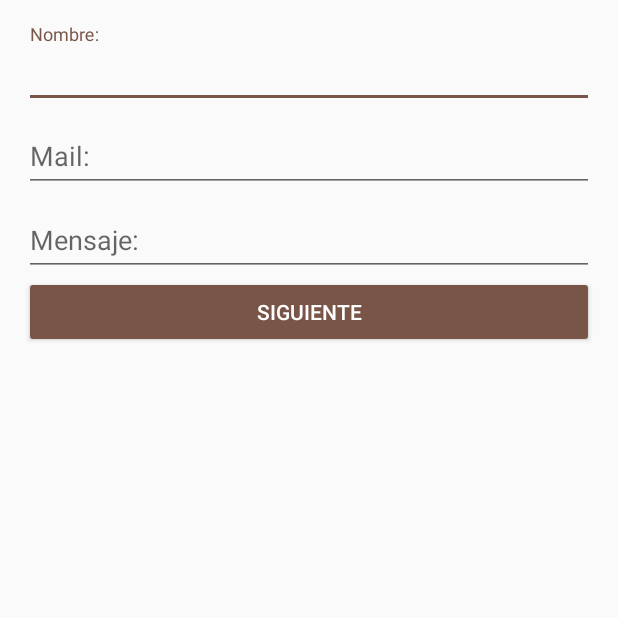
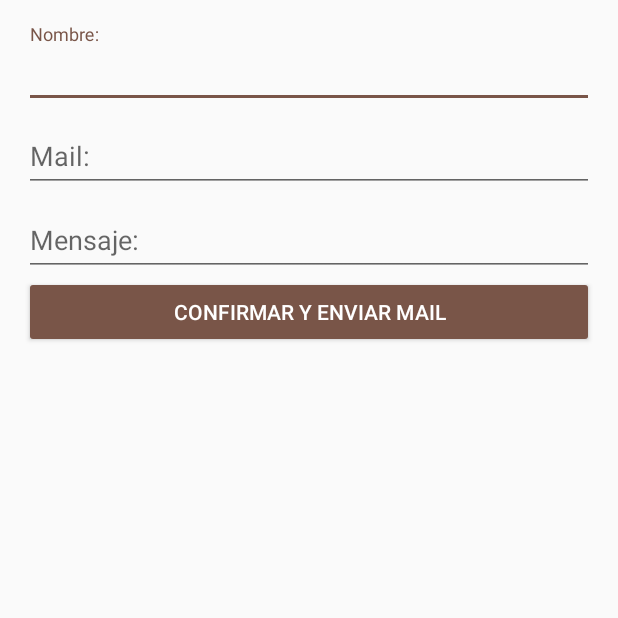
Before and after one commit to LaiaLechma/Petagram, an Android app: the screen it shows after launch (ActivityContacto), in the options menu, after a tap on "Contacto", on a phone screen of 412 x 824 dp, the top half of it. Run offline under Robolectric (Android 15) with nearby library versions, the light colour scheme and no system bars.

Commit message:
Incorporada la posibilidad de enviar mails

```diff
--- a/app/src/main/java/com/laialechma/petagram/MainActivity.java
+++ b/app/src/main/java/com/laialechma/petagram/MainActivity.java
@@ -31,7 +31,8 @@ public class MainActivity extends AppCompatActivity {
         super.onCreate(savedInstanceState);
         setContentView(R.layout.activity_main);
 
-
+        Toolbar miActionBar = (Toolbar) findViewById(R.id.miActionBar);
+        setSupportActionBar(miActionBar);
 
         toolbar = (Toolbar) findViewById(R.id.toolbar);
         tabLayout = (TabLayout) findViewById(R.id.tabLayout);
@@ -59,23 +60,7 @@ public class MainActivity extends AppCompatActivity {
         tabLayout.getTabAt(1).setIcon(R.drawable.huellablanca);
 
     }
-    /*
-        public void inicializarAdaptador(){
-            ActivityContacta.MascotaAdaptador adaptador = new ActivityContacta.MascotaAdaptador(mascotas);
-            listMascotas.setAdapter(adaptador);
-        }
 
-        public void inicializarListMascotas(){
-            mascotas = new ArrayList<Detalle>();
-            mascotas.add (new Detalle(R.drawable.perroup, "Dug", "Tipo: Perro", "Raza: Labrador", "Localización: Cataratas del Paraíso", "Frase favorita: Acabo de conocerte y ya te quiero", 0));
-            mascotas.add (new Detalle(R.drawable.rataratatouille, "Remy", "Tipo: Roedor", "Raza: Rata", "Localización: Paris", "Frase favorita: Juntos podemos convertirnos en el mejor chef de París", 0));
-            mascotas.add (new Detalle(R.drawable.perrotoystory, "Slinky", "Tipo: Perro", "Raza: Juguete", "Localización: USA", "Frase favorita: Tal vez yo no sea muy listo Buzz, pero se lo que es un suicidio", 0));
-            mascotas.add (new Detalle(R.drawable.perrobolt, "Bolt", "Tipo: Perro", "Raza: Pastor blanco Suizo o Shiba inu", "Localización: Hollywood", "Frase favorita: ¡Tengo un superladrido!", 0));
-            mascotas.add (new Detalle(R.drawable.gatoshrek, "Gato con Botas", "Tipo: Gato", "Raza: no Raza", "Localización: Muy, muy Lejano", "Frase favorita: ¿Quién oza importunarme?", 0));
-            mascotas.add (new Detalle(R.drawable.sven, "Sven", "Tipo: Reno", "Raza: Reno", "Localización: Arendelle", "Frase favorita: ??",0));
-        }
-
-        */
     public void iraFavoritos(View v){
         Intent intent= new Intent(this,ActivityFavoritos.class);
         startActivity(intent);
--- a/app/src/main/java/com/laialechma/petagram/PantallaResultadosContacto.java
+++ b/app/src/main/java/com/laialechma/petagram/PantallaResultadosContacto.java
@@ -6,6 +6,8 @@ import android.os.Bundle;
 import android.view.View;
 import android.widget.Button;
 import android.widget.TextView;
+
+import java.util.Properties;
 
 public class PantallaResultadosContacto extends AppCompatActivity {
     TextView nameView;
@@ -48,5 +50,8 @@ public class PantallaResultadosContacto extends AppCompatActivity {
             }
 
         });
+
+
+
     }
 }
--- a/app/src/main/res/layout/activity_contacto.xml
+++ b/app/src/main/res/layout/activity_contacto.xml
@@ -8,10 +8,6 @@
     android:paddingRight="@dimen/activity_horizontal_margin"
     android:paddingTop="@dimen/activity_vertical_margin"
     tools:context=".ActivityContacto">
-
-    <ScrollView
-        android:layout_width="match_parent"
-        android:layout_height="match_parent">
 
         <LinearLayout
             android:layout_width="match_parent"
@@ -60,7 +56,7 @@
 
             </android.support.design.widget.TextInputLayout>
 
-            <Button
+            <!--<Button
                 android:layout_width="match_parent"
                 android:layout_height="wrap_content"
                 android:layout_alignParentBottom="true"
@@ -68,10 +64,18 @@
                 android:id="@+id/botonGuardar"
                 android:text="@string/texto_boton_guardar"
                 android:theme="@style/botones"
-                android:onClick="onClick"/>
+                android:onClick="onClick"/>-->
 
-
+            <Button
+                android:layout_width="match_parent"
+                android:layout_height="wrap_content"
+                android:layout_alignParentBottom="true"
+                android:layout_centerHorizontal="true"
+                android:id="@+id/botonEnviarMail"
+                android:text="@string/texto_boton_mail"
+                android:theme="@style/botones"
+                />
 
         </LinearLayout>
-    </ScrollView>
+
 </android.support.design.widget.CoordinatorLayout>
--- a/app/src/main/res/layout/activity_main.xml
+++ b/app/src/main/res/layout/activity_main.xml
@@ -19,9 +19,9 @@
             android:layout_width="match_parent"
             android:layout_height="wrap_content"
             android:id="@+id/toolbar"
-
+            android:theme="@style/ThemeOverlay.AppCompat.ActionBar"
+            app:popupTheme="@style/ThemeOverlay.AppCompat.Light"
             app:layout_scrollFlags="scroll|enterAlways"
-            app:popupTheme="@style/ThemeOverlay.AppCompat.Light"
             >
 
             <android.support.design.widget.TabLayout
--- a/app/src/main/res/menu/menu_main.xml
+++ b/app/src/main/res/menu/menu_main.xml
@@ -4,12 +4,7 @@
     xmlns:tools="http://schemas.android.com/tools"
     tools:context=".MainActivity">
 
-    <item
-        android:id="@+id/mFavoritos"
-        android:title="Favoritos"
-        android:icon="@drawable/star"
-        android:orderInCategory="100"
-        app:showAsAction="always" />
+
     <item
         android:id="@+id/mAbout"
         android:orderInCategory="101"
--- a/app/src/main/res/values/strings.xml
+++ b/app/src/main/res/values/strings.xml
@@ -18,5 +18,5 @@
     <string name="pdescripcion">Mensaje</string>
     <string name="texto_boton_modificar">Editar datos</string>
     <string name="confirmar">Confirmar datos y Enviar</string>
-    <string name="texto_boton_mail">Enviar mail</string>
+    <string name="texto_boton_mail">Confirmar y Enviar mail</string>
 </resources>
```
Also changed, not shown: app/src/main/java/com/laialechma/petagram/ActivityContacto.java (+33 -1 lines).
